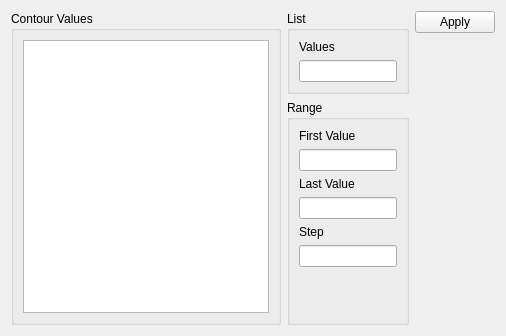
First picture: the form in vistrails/packages/pvclimate/pvcontour_widget.ui, repository CDAT/VisTrails, before the edit.
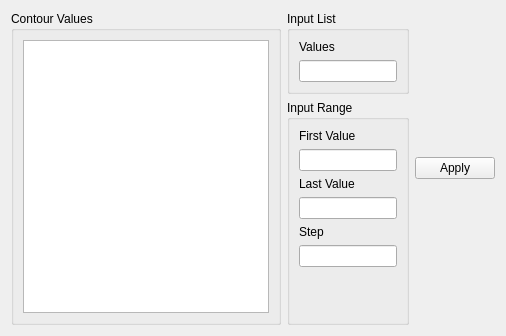
Second picture: the form after the edit.

Commit message: Made a first pass on adding UI for slice widget

What changed in the file:
```diff
--- a/vistrails/packages/pvclimate/pvcontour_widget.ui
+++ b/vistrails/packages/pvclimate/pvcontour_widget.ui
@@ -37,7 +37,7 @@
        <item>
         <widget class="QGroupBox" name="groupBox_2">
          <property name="title">
-          <string>List</string>
+          <string>Input List</string>
          </property>
          <layout class="QVBoxLayout" name="verticalLayout_2">
           <item>
@@ -56,7 +56,7 @@
        <item>
         <widget class="QGroupBox" name="groupBox">
          <property name="title">
-          <string>Range</string>
+          <string>Input Range</string>
          </property>
          <layout class="QHBoxLayout" name="horizontalLayout_2">
           <item>
@@ -123,6 +123,19 @@
    </item>
    <item row="0" column="1">
     <layout class="QVBoxLayout" name="verticalLayout_4">
+     <item>
+      <spacer name="verticalSpacer_3">
+       <property name="orientation">
+        <enum>Qt::Vertical</enum>
+       </property>
+       <property name="sizeHint" stdset="0">
+        <size>
+         <width>20</width>
+         <height>40</height>
+        </size>
+       </property>
+      </spacer>
+     </item>
      <item>
       <widget class="QPushButton" name="applyButton">
        <property name="text">
```
The commit also changes 3 other files.
